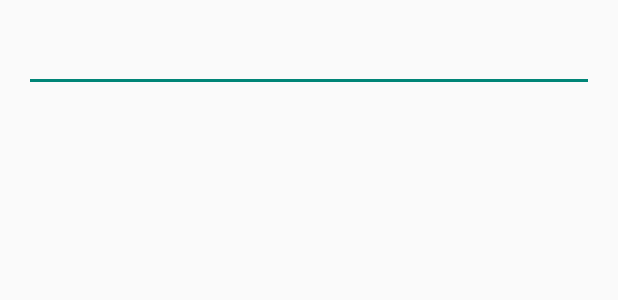
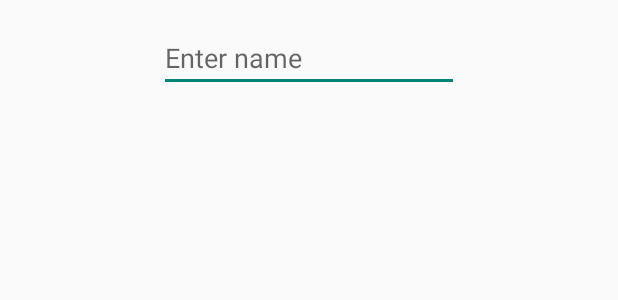
Before and after one commit to InspectorDeno/Labb3DENO, an Android app: the layout activity_my.xml on its own in the app's theme, with its tools: preview values and no code run, on a phone screen of 412 x 824 dp. Shown: the top 300 px of the screen. Run offline under Robolectric (Android 15) with nearby library versions, the phone set to English and light mode, and no system bars.

Commit message:
sista finslip. Ser finfint ut sickan

```diff
--- a/app/src/main/java/dennisdufback/app/labb3deno/InteractiveSearcher.java
+++ b/app/src/main/java/dennisdufback/app/labb3deno/InteractiveSearcher.java
@@ -43,7 +43,7 @@ public class InteractiveSearcher extends LinearLayout {
    /**
     * Maximum number of results displayed in the list
     */
-    private final int MAXIMUM_RESULTS = 10;
+    private int MAXIMUM_RESULTS = 0;
 
     /**
      * Integer which matches the network search with the right results
@@ -53,7 +53,7 @@ public class InteractiveSearcher extends LinearLayout {
     private EditText textField;
     private int jsonID;
     private ViewGroup listLayout;   // Viewgroup for our custom ListItem views
-    private List<String> names;
+//    private List<String> names;
     private Map<Integer, List<String>> searchResults = new HashMap<>();
 
     public InteractiveSearcher(final Context context, AttributeSet attrs) {
@@ -63,7 +63,8 @@ public class InteractiveSearcher extends LinearLayout {
         LayoutInflater inflater = (LayoutInflater) context.getSystemService(Context.LAYOUT_INFLATER_SERVICE);
         inflater.inflate(R.layout.searcher_layout, this);
 
-        listLayout = (ViewGroup) findViewById(R.id.listLayout2);
+
+        listLayout = (ViewGroup) findViewById(R.id.listLayout);
         listLayout.setVerticalScrollBarEnabled(true);
 
         textField = (EditText) findViewById(R.id.textField);
@@ -103,7 +104,7 @@ public class InteractiveSearcher extends LinearLayout {
     /**
      * Loads data in a new thread with networkcall
      * depending on the typed input in the textfield
-     * @param input String with the searchphrase to search for
+     * @param input String with the search phrase to search for
      */
     private void loadData(final String input) {
         Thread t = new Thread(new Runnable() {
@@ -209,7 +210,7 @@ public class InteractiveSearcher extends LinearLayout {
             // Get the specific ID we used that matches the returned names
             jsonID = jObject.getInt("id");
 
-            names = new ArrayList<>();
+            List names = new ArrayList<>();
 
             // Add returned names to an ArrayList
             for(int i = 0; i < jNames.length(); i++){
@@ -223,5 +224,9 @@ public class InteractiveSearcher extends LinearLayout {
             e.printStackTrace();
         }
     }
+    // Set how many names will be shown at most
+    public void setMaxNumOfNames(Integer n){
+        MAXIMUM_RESULTS = n;
+    }
 
 }
--- a/app/src/main/java/dennisdufback/app/labb3deno/MyActivity.java
+++ b/app/src/main/java/dennisdufback/app/labb3deno/MyActivity.java
@@ -15,6 +15,8 @@ public class MyActivity extends Activity {
 
         InteractiveSearcher interactiveSearcher = (InteractiveSearcher)
                 findViewById(R.id.interactiveSearcher);
+
+        interactiveSearcher.setMaxNumOfNames(8);
     }
 
 
--- a/app/src/main/res/layout/activity_my.xml
+++ b/app/src/main/res/layout/activity_my.xml
@@ -1,6 +1,5 @@
 <LinearLayout xmlns:android="http://schemas.android.com/apk/res/android"
     xmlns:tools="http://schemas.android.com/tools"
-    android:id="@+id/root_layout"
     android:layout_width="match_parent"
     android:layout_height="match_parent"
     android:paddingLeft="@dimen/activity_horizontal_margin"
@@ -12,8 +11,9 @@
 
     <dennisdufback.app.labb3deno.InteractiveSearcher
         android:id="@+id/interactiveSearcher"
-        android:layout_width="match_parent"
-        android:layout_height="wrap_content">
+        android:layout_width="200dp"
+        android:layout_height="wrap_content"
+        android:layout_gravity="center_horizontal">
     </dennisdufback.app.labb3deno.InteractiveSearcher>
 
 </LinearLayout>
--- a/app/src/main/res/layout/item_layout.xml
+++ b/app/src/main/res/layout/item_layout.xml
@@ -1,6 +1,7 @@
 <?xml version="1.0" encoding="utf-8"?>
 <LinearLayout xmlns:android="http://schemas.android.com/apk/res/android"
-    android:orientation="vertical" android:layout_width="match_parent"
+    android:orientation="vertical"
+    android:layout_width="match_parent"
     android:layout_height="match_parent">
 
     <dennisdufback.app.labb3deno.ListItem
--- a/app/src/main/res/layout/searcher_layout.xml
+++ b/app/src/main/res/layout/searcher_layout.xml
@@ -3,20 +3,23 @@
     xmlns:android="http://schemas.android.com/apk/res/android"
     android:orientation="vertical"
     android:layout_width="match_parent"
-    android:layout_height="match_parent">
+    android:layout_height="match_parent"
+    android:layout_gravity="center_horizontal">
 
     <EditText
+        android:id="@+id/textField"
         android:layout_width="match_parent"
         android:layout_height="wrap_content"
-        android:id="@+id/textField"
-        android:layout_gravity="center_horizontal" />
+        android:layout_gravity="center_horizontal"
+        android:hint="Enter name"
+        android:singleLine="true"/>
 
     <ScrollView
         android:id="@+id/scrollView"
         android:layout_width="wrap_content"
         android:layout_height="wrap_content">
         <LinearLayout
-            android:id="@+id/listLayout2"
+            android:id="@+id/listLayout"
             android:layout_width="match_parent"
             android:layout_height="wrap_content"
             android:orientation="vertical"
```
